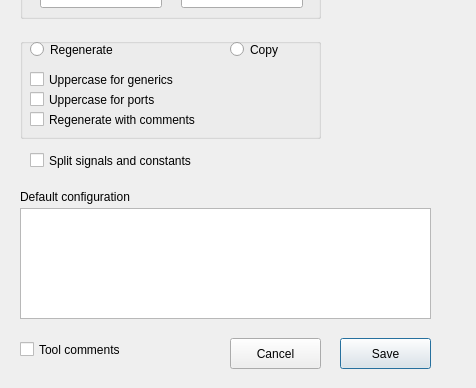
Before: the Qt Designer form src/UI/UIs/Testbench_generator_config_UI.ui in DRubioG/HDLHelper, drawn with Qt 5; both pictures show x 0 to 476 and y 272 to 660 of the 476 by 660 pixel window.
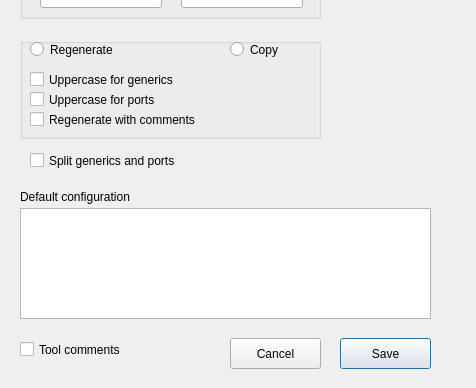
After: the same form once the commit is applied.

```diff
--- a/src/UI/UIs/Testbench_generator_config_UI.ui
+++ b/src/UI/UIs/Testbench_generator_config_UI.ui
@@ -346,7 +346,7 @@
     </rect>
    </property>
    <property name="text">
-    <string>Split signals and constants</string>
+    <string>Split generics and ports</string>
    </property>
   </widget>
   <zorder>groupBox</zorder>
```
